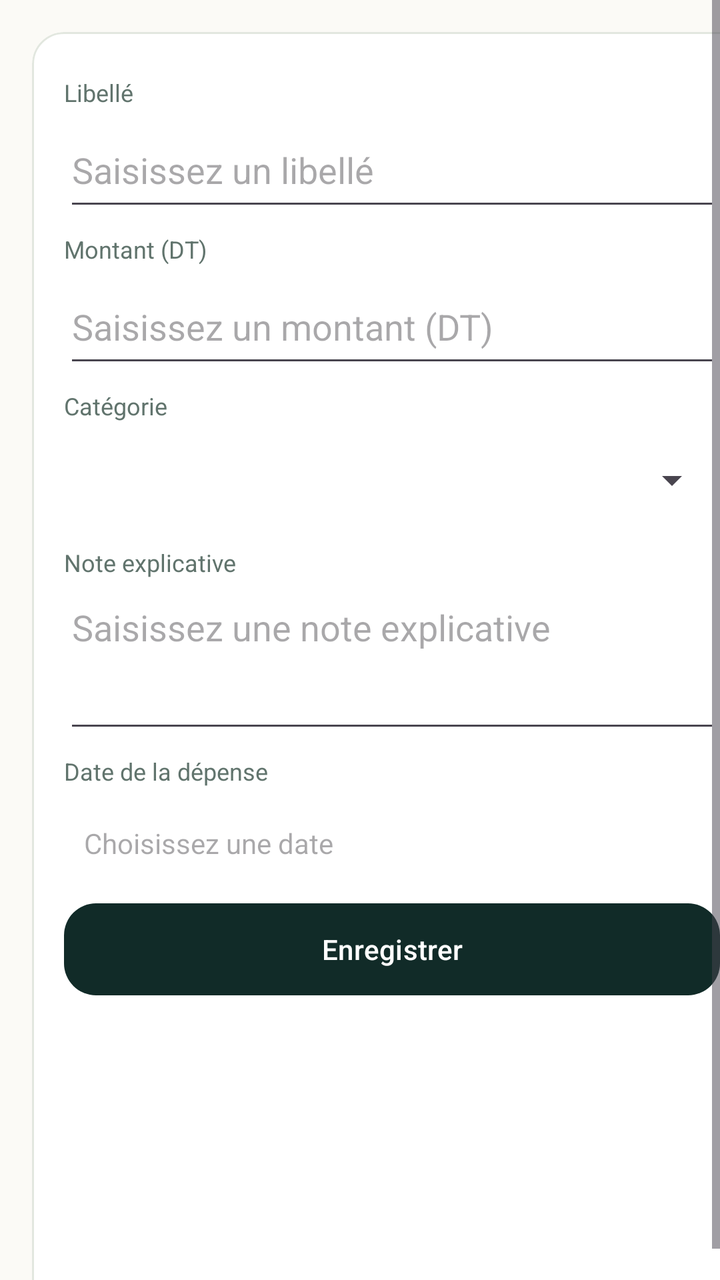
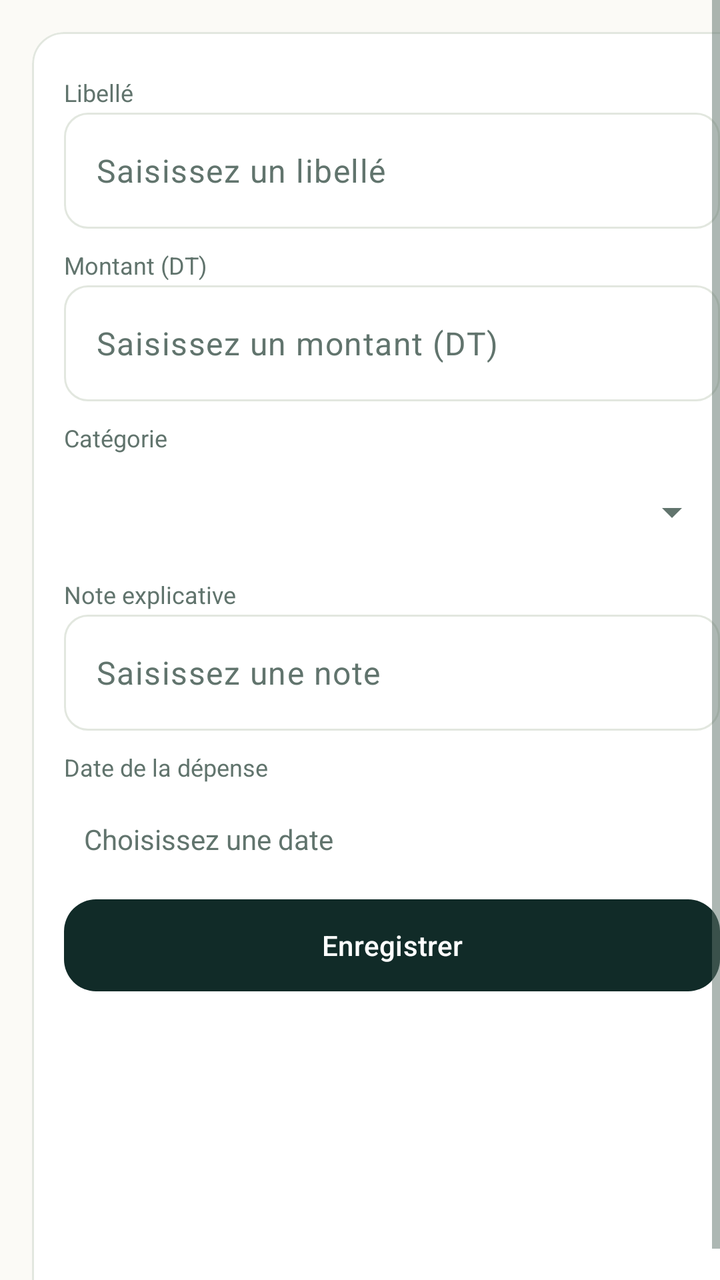

An Android layout rendered at two revisions. The XML below is the earlier revision; the diff shows what the commit changed to produce the second picture.
<!-- AndroidManifest.xml: application theme Theme.Masrouf1 -->
<!-- res/layout/activity_add_expense.xml -->
<?xml version="1.0" encoding="utf-8"?>
<ScrollView xmlns:android="http://schemas.android.com/apk/res/android" xmlns:app="http://schemas.android.com/apk/res-auto"
    android:layout_width="match_parent" android:layout_height="match_parent" android:fillViewport="true" android:background="@color/cream">
    <com.google.android.material.card.MaterialCardView android:layout_width="match_parent" android:layout_height="wrap_content" android:layout_margin="16dp" app:cardBackgroundColor="@color/alabaster" app:cardCornerRadius="16dp" app:strokeColor="@color/card_border" app:strokeWidth="1dp">
        <LinearLayout android:layout_width="match_parent" android:layout_height="wrap_content" android:orientation="vertical" android:padding="16dp">
            <TextView style="@style/FormFieldLabel" android:labelFor="@id/expense_label" android:text="@string/transaction_name" />
            <EditText android:id="@+id/expense_label" android:layout_width="match_parent" android:layout_height="54dp" android:hint="@string/hint_transaction_name" android:singleLine="true" />
            <TextView style="@style/FormFieldLabel" android:labelFor="@id/expense_amount" android:text="@string/amount_dinars" />
            <EditText android:id="@+id/expense_amount" android:layout_width="match_parent" android:layout_height="54dp" android:hint="@string/hint_amount" android:inputType="numberDecimal" />
            <TextView style="@style/FormFieldLabel" android:labelFor="@id/expense_category" android:text="@string/field_category" />
            <Spinner android:id="@+id/expense_category" android:layout_width="match_parent" android:layout_height="54dp" android:contentDescription="@string/field_category" />
            <TextView style="@style/FormFieldLabel" android:labelFor="@id/expense_note" android:text="@string/expense_note" />
            <EditText android:id="@+id/expense_note" android:layout_width="match_parent" android:layout_height="wrap_content" android:gravity="top" android:hint="@string/hint_expense_note" android:minHeight="80dp" android:inputType="textCapSentences|textMultiLine" />
            <TextView style="@style/FormFieldLabel" android:labelFor="@id/expense_date" android:text="@string/expense_date" />
            <TextView android:id="@+id/expense_date" android:layout_width="match_parent" android:layout_height="52dp" android:gravity="center_vertical" android:hint="@string/hint_date" android:paddingHorizontal="10dp" />
            <com.google.android.material.button.MaterialButton android:id="@+id/save_expense" android:layout_width="match_parent" android:layout_height="54dp" android:text="@string/save" app:backgroundTint="@color/forest" app:cornerRadius="16dp" />
        </LinearLayout>
    </com.google.android.material.card.MaterialCardView>
</ScrollView>
<!-- resources referenced by this layout -->
<resources>
  <string name="hint_expense_note">Saisissez une note explicative</string>
  <style name="Base.Theme.Masrouf1" parent="Theme.Material3.DayNight.NoActionBar">
          <item name="colorPrimary">@color/forest</item>
          <item name="colorOnPrimary">@color/alabaster</item>
          <item name="colorSecondary">@color/emerald</item>
          <item name="colorOnSecondary">@color/alabaster</item>
          <item name="android:colorAccent">@color/emerald</item>
          <item name="android:windowLightStatusBar">true</item>
          <item name="android:statusBarColor">@color/cream</item>
          <item name="android:navigationBarColor">@color/cream</item>
          <item name="android:windowBackground">@color/cream</item>
      </style>
  <!-- unchanged entries left out for length: 17 -->
</resources>

<!-- the commit's change to res/layout/activity_add_expense.xml (unified diff, before → after) -->
@@ -4,13 +4,19 @@
     <com.google.android.material.card.MaterialCardView android:layout_width="match_parent" android:layout_height="wrap_content" android:layout_margin="16dp" app:cardBackgroundColor="@color/alabaster" app:cardCornerRadius="16dp" app:strokeColor="@color/card_border" app:strokeWidth="1dp">
         <LinearLayout android:layout_width="match_parent" android:layout_height="wrap_content" android:orientation="vertical" android:padding="16dp">
             <TextView style="@style/FormFieldLabel" android:labelFor="@id/expense_label" android:text="@string/transaction_name" />
-            <EditText android:id="@+id/expense_label" android:layout_width="match_parent" android:layout_height="54dp" android:hint="@string/hint_transaction_name" android:singleLine="true" />
+            <com.google.android.material.textfield.TextInputLayout android:layout_width="match_parent" android:layout_height="wrap_content" android:layout_marginBottom="4dp">
+                <com.google.android.material.textfield.TextInputEditText android:id="@+id/expense_label" android:layout_width="match_parent" android:layout_height="58dp" android:hint="@string/hint_transaction_name" android:inputType="text" android:singleLine="true" android:textColor="@color/ink" />
+            </com.google.android.material.textfield.TextInputLayout>
             <TextView style="@style/FormFieldLabel" android:labelFor="@id/expense_amount" android:text="@string/amount_dinars" />
-            <EditText android:id="@+id/expense_amount" android:layout_width="match_parent" android:layout_height="54dp" android:hint="@string/hint_amount" android:inputType="numberDecimal" />
+            <com.google.android.material.textfield.TextInputLayout android:layout_width="match_parent" android:layout_height="wrap_content" android:layout_marginBottom="4dp">
+                <com.google.android.material.textfield.TextInputEditText android:id="@+id/expense_amount" android:layout_width="match_parent" android:layout_height="58dp" android:hint="@string/hint_amount" android:inputType="numberDecimal" android:singleLine="true" android:textColor="@color/ink" />
+            </com.google.android.material.textfield.TextInputLayout>
             <TextView style="@style/FormFieldLabel" android:labelFor="@id/expense_category" android:text="@string/field_category" />
             <Spinner android:id="@+id/expense_category" android:layout_width="match_parent" android:layout_height="54dp" android:contentDescription="@string/field_category" />
             <TextView style="@style/FormFieldLabel" android:labelFor="@id/expense_note" android:text="@string/expense_note" />
-            <EditText android:id="@+id/expense_note" android:layout_width="match_parent" android:layout_height="wrap_content" android:gravity="top" android:hint="@string/hint_expense_note" android:minHeight="80dp" android:inputType="textCapSentences|textMultiLine" />
+            <com.google.android.material.textfield.TextInputLayout android:layout_width="match_parent" android:layout_height="wrap_content" android:layout_marginBottom="4dp">
+                <com.google.android.material.textfield.TextInputEditText android:id="@+id/expense_note" android:layout_width="match_parent" android:layout_height="58dp" android:hint="@string/hint_note" android:inputType="text" android:singleLine="true" android:textColor="@color/ink" />
+            </com.google.android.material.textfield.TextInputLayout>
             <TextView style="@style/FormFieldLabel" android:labelFor="@id/expense_date" android:text="@string/expense_date" />
             <TextView android:id="@+id/expense_date" android:layout_width="match_parent" android:layout_height="52dp" android:gravity="center_vertical" android:hint="@string/hint_date" android:paddingHorizontal="10dp" />
             <com.google.android.material.button.MaterialButton android:id="@+id/save_expense" android:layout_width="match_parent" android:layout_height="54dp" android:text="@string/save" app:backgroundTint="@color/forest" app:cornerRadius="16dp" />
<!-- resource entries referenced after the edit -->
@@ -1,16 +1,122 @@
 <!-- resources referenced by this layout -->
 <resources>
-  <string name="hint_expense_note">Saisissez une note explicative</string>
+  <color name="ink">#112B28</color>
+  <string name="hint_note">Saisissez une note</string>
   <style name="Base.Theme.Masrouf1" parent="Theme.Material3.DayNight.NoActionBar">
+          
           <item name="colorPrimary">@color/forest</item>
           <item name="colorOnPrimary">@color/alabaster</item>
+          <item name="colorPrimaryContainer">@color/mint</item>
+          <item name="colorOnPrimaryContainer">@color/forest</item>
           <item name="colorSecondary">@color/emerald</item>
           <item name="colorOnSecondary">@color/alabaster</item>
+          <item name="colorSecondaryContainer">@color/mint_light</item>
+          <item name="colorOnSecondaryContainer">@color/forest</item>
+          <item name="colorTertiary">@color/mint_accent</item>
+          <item name="colorOnTertiary">@color/forest</item>
+          <item name="colorTertiaryContainer">@color/mint</item>
+          <item name="colorOnTertiaryContainer">@color/forest</item>
+  
+          
+          <item name="colorControlActivated">@color/emerald</item>
+          <item name="colorControlHighlight">@color/mint</item>
+          <item name="colorControlNormal">@color/muted_green</item>
+          <item name="colorAccent">@color/emerald</item>
           <item name="android:colorAccent">@color/emerald</item>
+          <item name="android:textColorHighlight">@color/mint</item>
+  
+          
+          <item name="colorSurface">@color/alabaster</item>
+          <item name="colorOnSurface">@color/forest</item>
+          <item name="colorSurfaceVariant">@color/cream</item>
+          <item name="colorOnSurfaceVariant">@color/muted_green</item>
+          <item name="colorSurfaceContainerLowest">@color/alabaster</item>
+          <item name="colorSurfaceContainerLow">@color/cream</item>
+          <item name="colorSurfaceContainer">@color/cream</item>
+          <item name="colorSurfaceContainerHigh">@color/mint</item>
+          <item name="colorSurfaceContainerHighest">@color/mint</item>
+          <item name="android:colorBackground">@color/cream</item>
+          <item name="colorOnBackground">@color/forest</item>
+  
+          
+          <item name="colorError">@color/coral</item>
+          <item name="colorOnError">@color/alabaster</item>
+  
+          
+          <item name="colorOutline">@color/card_border</item>
+          <item name="colorOutlineVariant">@color/card_border</item>
+  
+          
+          <item name="android:textColorPrimary">@color/forest</item>
+          <item name="android:textColorSecondary">@color/muted_green</item>
+          <item name="android:textColorHint">@color/muted_green</item>
+  
+          
           <item name="android:windowLightStatusBar">true</item>
           <item name="android:statusBarColor">@color/cream</item>
           <item name="android:navigationBarColor">@color/cream</item>
           <item name="android:windowBackground">@color/cream</item>
+  
+          
+          <item name="android:colorEdgeEffect">@color/mint_accent</item>
+  
+          
+          <item name="textInputStyle">@style/Widget.Masrouf.TextInputLayout</item>
+          <item name="chipStyle">@style/Widget.Masrouf.Chip</item>
+          <item name="materialButtonOutlinedStyle">@style/Widget.Masrouf.Button.Outlined</item>
+          <item name="materialAlertDialogTheme">@style/ThemeOverlay.Masrouf.AlertDialog</item>
+          
+          <item name="editTextStyle">@style/Widget.Masrouf.EditText</item>
+          
+          <item name="android:textColor">@color/ink</item>
+          
+          <item name="materialButtonStyle">@style/Widget.Masrouf.Button.Material</item>
+      </style>
+  <color name="mint">#D9EEDD</color>
+  <color name="mint_light">#D9EEDD</color>
+  <color name="mint_accent">#85B8A5</color>
+  <color name="coral">#DC7770</color>
+  <style name="Widget.Masrouf.TextInputLayout" parent="Widget.Material3.TextInputLayout.OutlinedBox">
+          <item name="boxBackgroundColor">@color/alabaster</item>
+          <item name="boxStrokeColor">@color/text_input_stroke_color</item>
+          <item name="hintEnabled">false</item>
+          <item name="hintTextColor">@color/text_input_label_color</item>
+          <item name="android:textColorHint">@color/muted_green</item>
+          <item name="boxCornerRadiusTopStart">12dp</item>
+          <item name="boxCornerRadiusTopEnd">12dp</item>
+          <item name="boxCornerRadiusBottomStart">12dp</item>
+          <item name="boxCornerRadiusBottomEnd">12dp</item>
+      </style>
+  <style name="Widget.Masrouf.Chip" parent="Widget.Material3.Chip.Filter">
+          <item name="chipBackgroundColor">@color/chip_background_color</item>
+          <item name="chipStrokeColor">@color/chip_stroke_color</item>
+          <item name="chipStrokeWidth">1dp</item>
+          <item name="android:textColor">@color/forest</item>
+          <item name="checkedIconTint">@color/emerald</item>
+      </style>
+  <style name="Widget.Masrouf.Button.Outlined" parent="Widget.Material3.Button.OutlinedButton">
+          <item name="android:textColor">@color/forest</item>
+          <item name="strokeColor">@color/forest</item>
+          <item name="iconTint">@color/forest</item>
+      </style>
+  <style name="ThemeOverlay.Masrouf.AlertDialog" parent="ThemeOverlay.Material3.MaterialAlertDialog">
+          <item name="colorPrimary">@color/forest</item>
+          <item name="colorSecondary">@color/emerald</item>
+          <item name="colorSurface">@color/alabaster</item>
+          <item name="colorSurfaceContainerHigh">@color/alabaster</item>
+          <item name="buttonBarPositiveButtonStyle">@style/Widget.Masrouf.DialogButton</item>
+          <item name="buttonBarNegativeButtonStyle">@style/Widget.Masrouf.DialogButton</item>
+          <item name="buttonBarNeutralButtonStyle">@style/Widget.Masrouf.DialogButton</item>
+      </style>
+  <style name="Widget.Masrouf.EditText" parent="Widget.AppCompat.EditText">
+          <item name="android:textColor">@color/ink</item>
+          <item name="android:textColorHint">@color/muted_green</item>
+      </style>
+  <style name="Widget.Masrouf.Button.Material" parent="Widget.Material3.Button">
+          <item name="android:minHeight">48dp</item>
+      </style>
+  <style name="Widget.Masrouf.DialogButton" parent="Widget.Material3.Button.TextButton.Dialog">
+          <item name="android:textColor">@color/emerald</item>
       </style>
   <!-- unchanged entries left out for length: 17 -->
 </resources>
